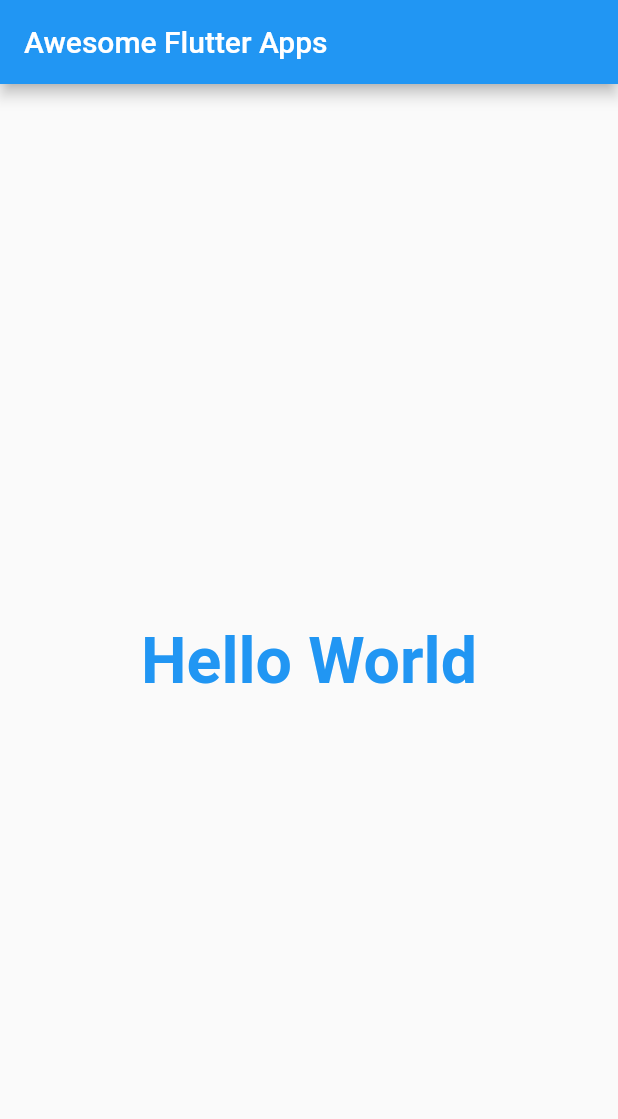
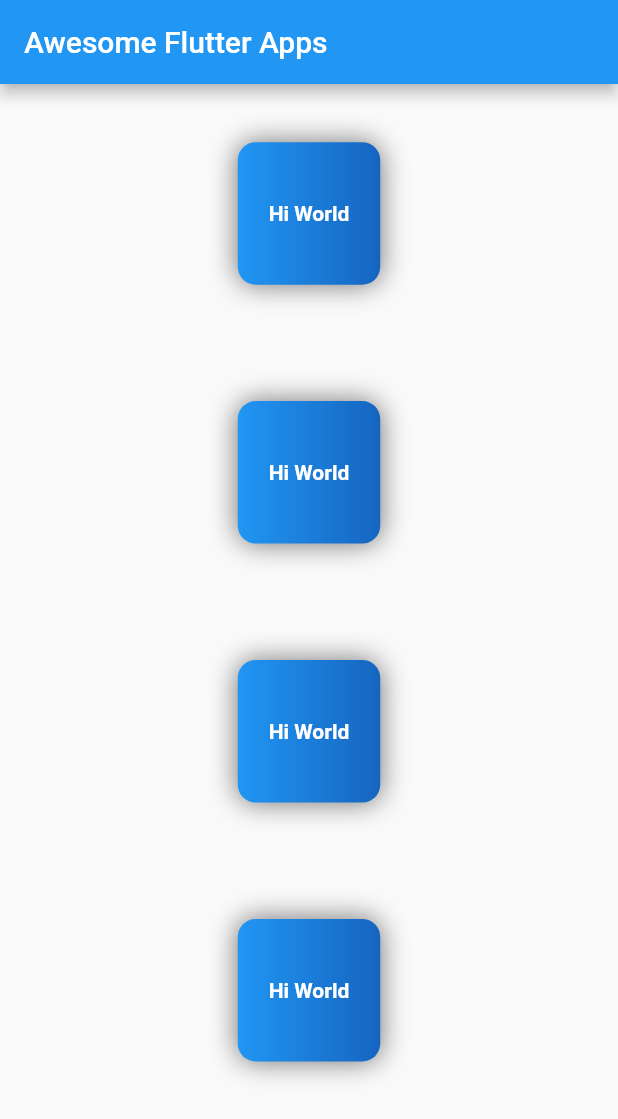
Before and after one commit to uditswaroopa/flutterapps, a Flutter app: the screen it shows after launch, on a phone screen of 412 x 824 dp. Shown: the top 1119 px of the screen. Run offline on Flutter 3.47's test engine with Material 2 defaults, Android fonts, the phone set to English and light mode, and no system bars.

Commit message:
rows, containers and text widget

```diff
--- a/lib/main.dart
+++ b/lib/main.dart
@@ -14,14 +14,49 @@ class MyApp extends StatelessWidget {
       appBar: AppBar(
         title: Text('Awesome Flutter Apps'),
       ),
-      body: Center(
-        child: Text(
-          'Hello World',
-          style: TextStyle(
-            fontSize: 43.0,
-            fontWeight: FontWeight.w600,
-            color: Colors.blue,
-          ),
+      body: Column(
+        mainAxisAlignment: MainAxisAlignment.spaceAround,
+        crossAxisAlignment: CrossAxisAlignment.center,
+        children: [
+          Box(),
+          Box(),
+          Box(),
+          Box(),
+          Container(width: double.infinity),
+        ],
+      ),
+    );
+  }
+}
+
+class Box extends StatelessWidget {
+  const Box({Key key}) : super(key: key);
+
+  @override
+  Widget build(BuildContext context) {
+    return Container(
+      decoration: BoxDecoration(
+        color: Colors.blue,
+        gradient: LinearGradient(
+          colors: [Colors.blue, Colors.blue[800]],
+        ),
+        boxShadow: [
+          BoxShadow(
+            color: Colors.grey[600],
+            blurRadius: 15.0,
+          )
+        ],
+        borderRadius: BorderRadius.circular(12.0),
+      ),
+      padding: EdgeInsets.all(10),
+      width: 95,
+      height: 95,
+      alignment: Alignment.center,
+      child: Text(
+        'Hi World',
+        style: TextStyle(
+          color: Colors.white,
+          fontWeight: FontWeight.w600,
         ),
       ),
     );
```
